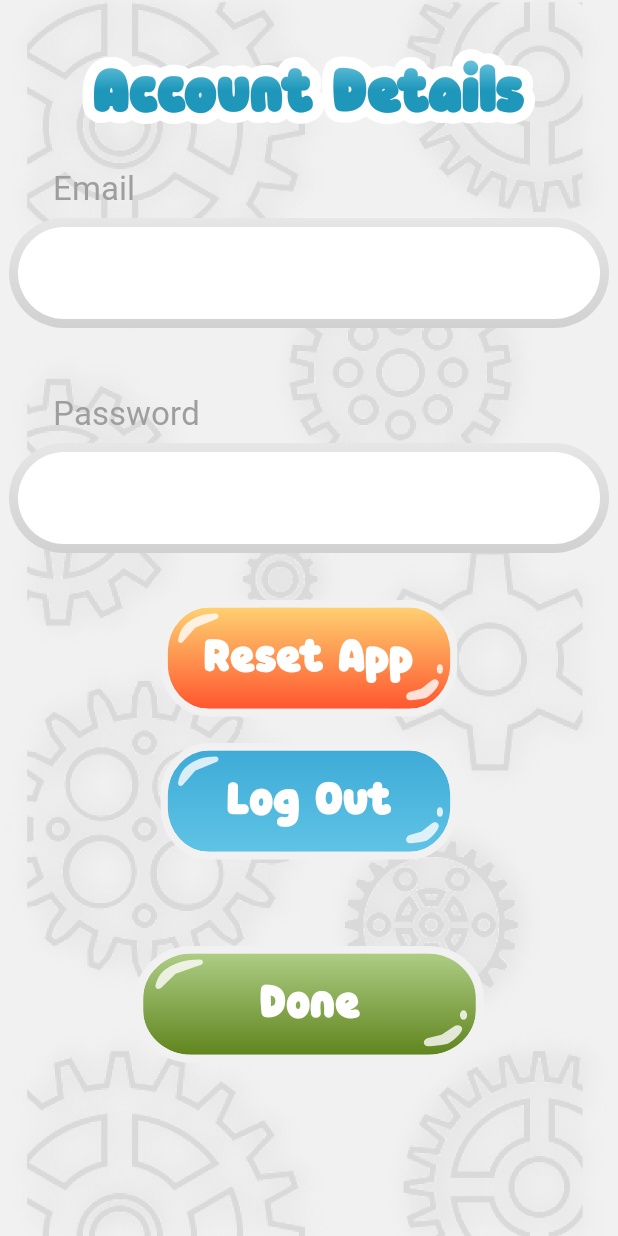
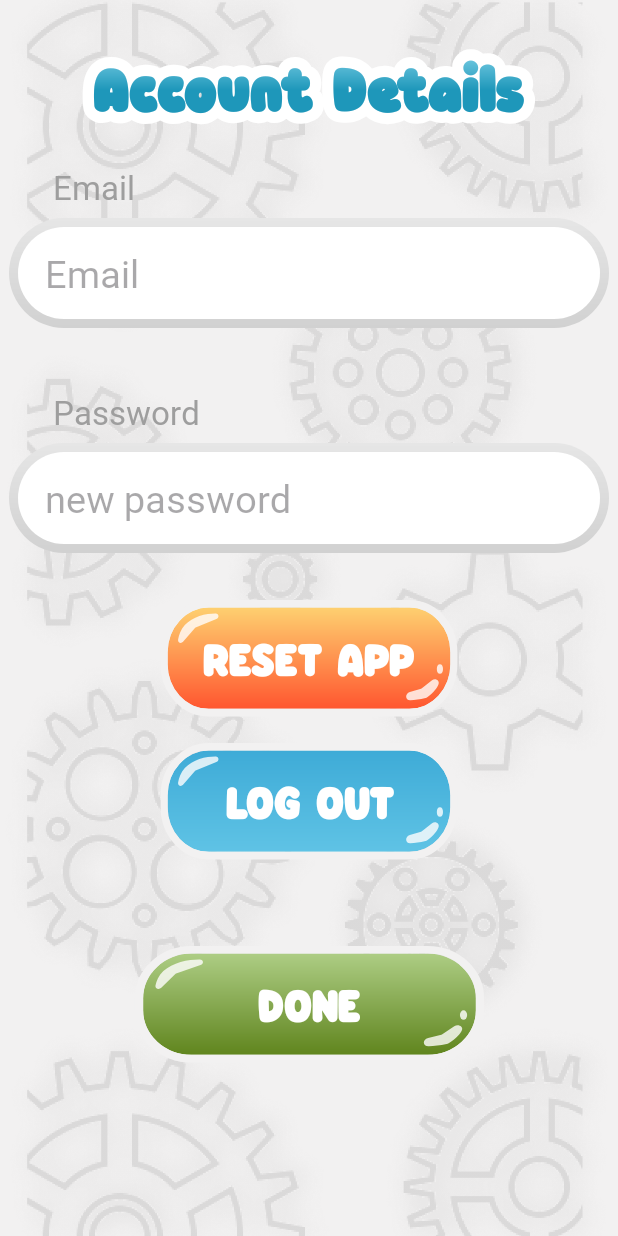
Before and after one commit to moldybaguette/PurrsonalTrainer_Fitness_Tracker, an Android app: the AccountDetailsActivity screen opened directly, with no data from a screen before it, on a phone screen of 412 x 824 dp. Run offline under Robolectric (Android 15) with nearby library versions, the phone set to English and light mode, and no system bars; our stand-ins replace Firebase (no records; nobody signed in at launch, a user with empty details on screens opened directly).

Commit message:
Added new color opacity value Cleaned AccountDetailsActivity.kt Added Reset App Functionality to delete user data but maintain auth and Firebase details Added new function to UserManager.kt Added DataWipeConfirmationFragment.kt and layout Fixed Password Reentry visual issues

```diff
--- a/app/src/main/res/layout/activity_account_details.xml
+++ b/app/src/main/res/layout/activity_account_details.xml
@@ -63,7 +63,6 @@
         android:enabled="false"
         android:layout_width="match_parent"
         android:autofillHints="emailAddress"
-        android:labelFor="@id/emailInput"
         app:layout_constraintStart_toStartOf="parent"
         app:layout_constraintEnd_toEndOf="parent"
         app:layout_constraintTop_toBottomOf="@+id/emailLabel"
@@ -72,6 +71,7 @@
         android:layout_marginTop="0dp"
         android:background="@drawable/userinput_design"
         android:textSize="25sp"
+        android:hint="@string/email"
         android:textColor="@color/hint_text"
         android:fontFamily="@font/rounded"
         android:paddingVertical="25dp"
@@ -93,6 +93,7 @@
 
     <EditText
         android:id="@+id/passwordInput"
+        android:hint="new password"
         android:layout_width="match_parent"
         android:layout_height="wrap_content"
         android:autofillHints="password"
@@ -109,34 +110,24 @@
         android:paddingVertical="25dp"
         android:paddingHorizontal="30dp"/>
 
-    <ImageView
+    <androidx.appcompat.widget.AppCompatButton
         android:id="@+id/resetAppButton"
         android:layout_width="200dp"
         android:layout_height="80dp"
         android:background="@drawable/svg_orange_bblbtn"
         android:contentDescription="@string/reset_app_button"
-        android:textSize="60sp"
+        android:textSize="30sp"
+        android:text="@string/resetApp"
         app:layout_constraintEnd_toEndOf="parent"
         app:layout_constraintStart_toStartOf="parent"
         app:layout_constraintTop_toBottomOf="@id/passwordInput"
-        android:layout_marginTop="25dp"/>
+        android:layout_marginTop="25dp"
+        android:fontFamily="@font/knicknack_medium"
+        android:textColor="@color/white"/>
 
-    <TextView
-        android:layout_width="wrap_content"
-        android:layout_height="wrap_content"
-        android:text="@string/resetApp"
-        android:textColor="@color/white"
-        android:labelFor="@+id/resetAppButton"
-        app:layout_constraintStart_toStartOf="@id/resetAppButton"
-        app:layout_constraintEnd_toEndOf="@id/resetAppButton"
-        app:layout_constraintTop_toTopOf="@id/resetAppButton"
-        app:layout_constraintBottom_toBottomOf="@id/resetAppButton"
-        android:textSize="30sp"
-        android:fontFamily="@font/knicknack_medium"
-        android:layout_marginBottom="8dp"
-        />
 
-    <ImageView
+
+    <androidx.appcompat.widget.AppCompatButton
         android:id="@+id/logOutButton"
         android:layout_width="200dp"
         android:layout_height="80dp"
@@ -144,71 +135,52 @@
         android:background="@drawable/svg_blue_bblbtn"
         android:contentDescription="@string/log_out_button"
         android:labelFor="@id/logOutButton"
-        android:textSize="60sp"
+        android:textSize="30sp"
+        android:text="@string/logOut"
+        android:fontFamily="@font/knicknack_medium"
+        android:textColor="@color/white"
         app:layout_constraintEnd_toEndOf="parent"
         app:layout_constraintStart_toStartOf="parent"
         app:layout_constraintTop_toBottomOf="@id/resetAppButton"
         android:layout_marginTop="15dp"/>
 
-    <TextView
-        android:layout_width="wrap_content"
-        android:layout_height="wrap_content"
-        android:text="@string/logOut"
-        android:labelFor="@+id/logOutButton"
-        android:textColor="@color/white"
-        app:layout_constraintStart_toStartOf="@id/logOutButton"
-        app:layout_constraintEnd_toEndOf="@id/logOutButton"
-        app:layout_constraintTop_toTopOf="@id/logOutButton"
-        app:layout_constraintBottom_toBottomOf="@id/logOutButton"
-        android:textSize="30sp"
-        android:fontFamily="@font/knicknack_medium"
-        android:layout_marginBottom="8dp"
-        />
 
-    <ImageView
+
+    <androidx.appcompat.widget.AppCompatButton
         android:id="@+id/doneButtonAccountDetails"
         android:layout_width="235dp"
         android:layout_height="80dp"
         android:layout_marginHorizontal="10dp"
         android:background="@drawable/svg_green_bblbtn"
-        android:textSize="60sp"
+        android:textSize="30sp"
+        android:fontFamily="@font/knicknack_medium"
+        android:textColor="@color/white"
+        android:text="@string/done"
         android:contentDescription="@string/done_button"
         app:layout_constraintEnd_toEndOf="parent"
         app:layout_constraintStart_toStartOf="parent"
         app:layout_constraintTop_toBottomOf="@id/logOutButton"
         android:layout_marginTop="55dp"/>
 
-    <TextView
-        android:layout_width="wrap_content"
+    <FrameLayout
+        android:id="@+id/popupFragmentContainer"
+        android:layout_width="match_parent"
+        android:elevation="5dp"
         android:layout_height="wrap_content"
-        android:text="@string/done"
-        android:textColor="@color/white"
-        android:labelFor="@+id/doneButtonPasswordReentry"
-        app:layout_constraintStart_toStartOf="@id/doneButtonAccountDetails"
-        app:layout_constraintEnd_toEndOf="@id/doneButtonAccountDetails"
-        app:layout_constraintTop_toTopOf="@id/doneButtonAccountDetails"
-        app:layout_constraintBottom_toBottomOf="@id/doneButtonAccountDetails"
-        android:textSize="30sp"
-        android:fontFamily="@font/knicknack_medium"
-        android:layout_marginBottom="8dp"
-        />
-
-    <FrameLayout
-        android:id="@+id/PasswordReentryFragmentContainer"
-        android:layout_width="match_parent"
-        android:layout_height="500dp"
         app:layout_constraintBottom_toBottomOf="parent"
         app:layout_constraintEnd_toEndOf="parent"
         app:layout_constraintStart_toStartOf="parent"
         android:visibility="gone"/>
 
     <View
-        android:id="@+id/passwordDismissArea"
+        android:id="@+id/dismissArea"
         android:layout_width="match_parent"
         android:layout_height="wrap_content"
-        android:background="@color/transparent"
+        android:background="@color/lowOpacityBlack"
+        android:elevation="4dp"
+        android:layout_marginBottom="-40dp"
         android:visibility="gone"
-        app:layout_constraintBottom_toTopOf="@+id/PasswordReentryFragmentContainer"
+        app:layout_constraintBottom_toTopOf="@+id/popupFragmentContainer"
         app:layout_constraintEnd_toEndOf="parent"
         app:layout_constraintStart_toStartOf="parent" />
 
--- a/app/src/main/res/values/colors.xml
+++ b/app/src/main/res/values/colors.xml
@@ -73,4 +73,5 @@
     <color name="listGrey">#F5F5F5</color>
 
     <color name="comboBoxGrey">#EBEBEB</color>
+    <color name="lowOpacityBlack">#80000000</color>
 </resources>
```
Also changed, not shown: app/src/main/java/za/co/varsitycollege/st10204902/purrsonaltrainer/backend/UserManager.kt (+30 -0 lines), app/src/main/java/za/co/varsitycollege/st10204902/purrsonaltrainer/screens/fragments/DataWipeConfirmationFragment.kt (added, +61 -0 lines), app/src/main/java/za/co/varsitycollege/st10204902/purrsonaltrainer/screens/settings_activities/AccountDetailsActivity.kt (+57 -83 lines), app/src/main/res/layout/fragment_data_wipe_confirmation.xml (added, +63 -0 lines), app/src/main/res/layout/fragment_password_reentry.xml (+14 -18 lines).
